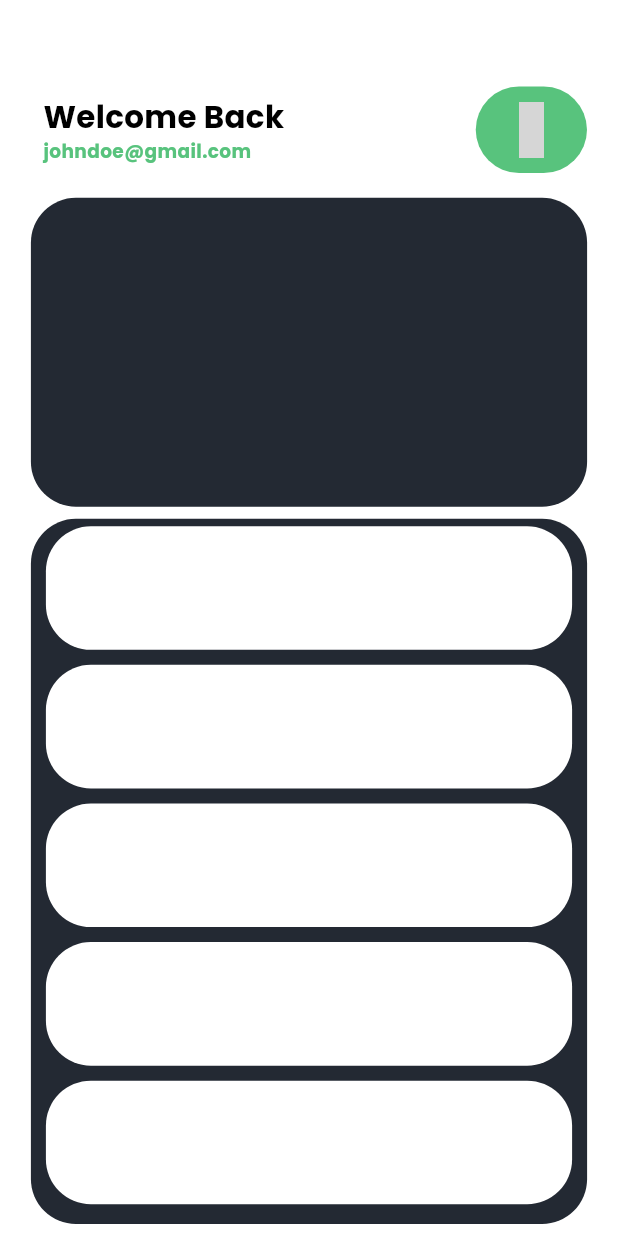
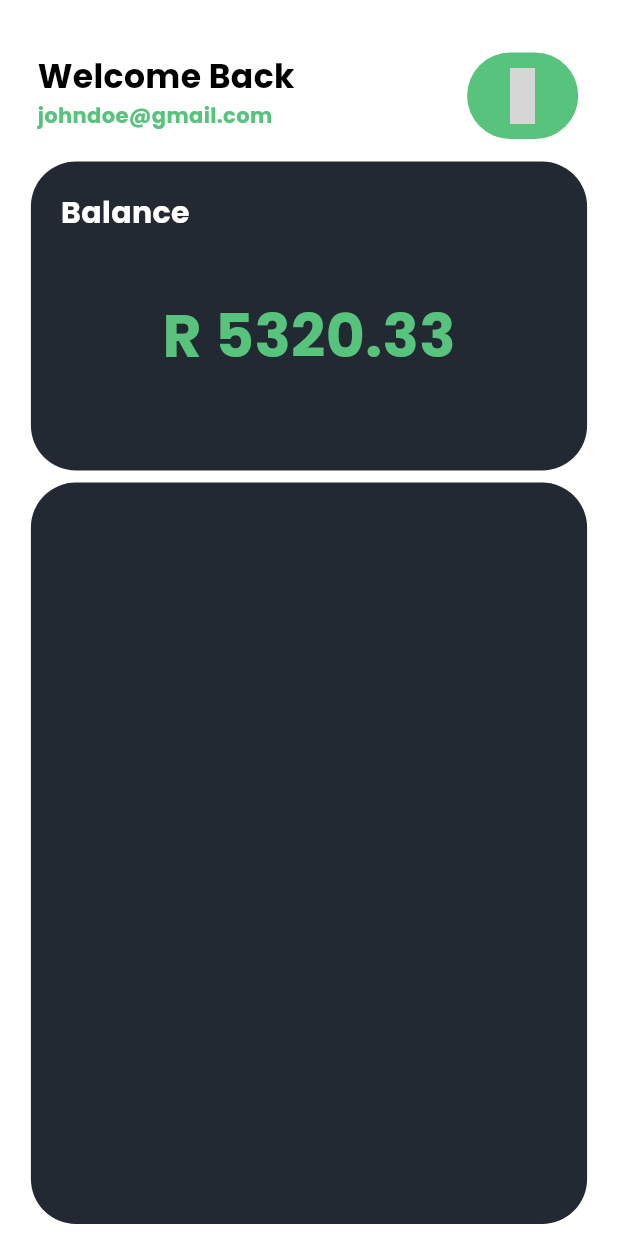
Before and after one commit to Tylikestocode/FinBro, a Flutter app: the HomePage widget shown alone on an empty page, opened directly, on a phone screen of 412 x 824 dp. Run offline on Flutter 3.47's test engine with Material 3 defaults, Android fonts, the light colour scheme and no system bars; our stand-ins replace google_fonts, icons_plus, ionicons, unicons; missing offline and left inert: page_animation_transition; grey boxes are pictures that could not be loaded.

Commit message:
Icon Changes

```diff
--- /dev/null
+++ b/finbro/lib/components/main_components.dart
@@ -0,0 +1,50 @@
+// ignore_for_file: prefer_const_constructors
+
+import 'package:finbro/styles/color_scheme.dart';
+import 'package:flutter/material.dart';
+import 'package:google_fonts/google_fonts.dart';
+
+class BalanceCard extends StatefulWidget {
+  final double screenWidth;
+  final double screenHeight;
+
+  BalanceCard({Key? key, required this.screenWidth, required this.screenHeight})
+      : super(key: key);
+
+  @override
+  State<BalanceCard> createState() => _BalanceCardState();
+}
+
+class _BalanceCardState extends State<BalanceCard> {
+  @override
+  Widget build(BuildContext context) {
+    return Container(
+        width: widget.screenWidth * 0.9,
+        height: widget.screenHeight * 0.25,
+        decoration: BoxDecoration(
+            color: secondary, borderRadius: BorderRadius.circular(30)),
+        child: Column(crossAxisAlignment: CrossAxisAlignment.start, children: [
+          Padding(
+            padding: const EdgeInsets.all(20),
+            child: Text('Balance',
+                style: GoogleFonts.poppins(
+                    textStyle: TextStyle(
+                        color: Colors.white,
+                        fontWeight: FontWeight.bold,
+                        fontSize: 20))),
+          ),
+          Padding(
+            padding: const EdgeInsets.symmetric(vertical: 18),
+            child: Align(
+              alignment: Alignment.center,
+              child: Text('R 5320.33',
+                  style: GoogleFonts.poppins(
+                      textStyle: TextStyle(
+                          color: primary,
+                          fontWeight: FontWeight.bold,
+                          fontSize: 40))),
+            ),
+          )
+        ]));
+  }
+}
--- a/finbro/lib/pages/ai.dart
+++ b/finbro/lib/pages/ai.dart
@@ -1,4 +1,4 @@
-// ignore_for_file: prefer_const_constructors
+// ignore_for_file: prefer_const_constructors, unused_local_variable
 
 import 'package:finbro/styles/color_scheme.dart';
 import 'package:flutter/material.dart';
--- /dev/null
+++ b/finbro/lib/pages/balance.dart
@@ -0,0 +1,21 @@
+// ignore_for_file: prefer_const_constructors
+
+import 'package:finbro/styles/color_scheme.dart';
+import 'package:flutter/material.dart';
+
+class BalancePage extends StatefulWidget {
+  const BalancePage({super.key});
+
+  @override
+  State<BalancePage> createState() => _BalancePage();
+}
+
+class _BalancePage extends State<BalancePage> {
+  @override
+  Widget build(BuildContext context) {
+    return Scaffold(
+      backgroundColor: third,
+      body: Center(child: Text('Balance Page')),
+    );
+  }
+}
--- a/finbro/lib/pages/home_page.dart
+++ b/finbro/lib/pages/home_page.dart
@@ -1,10 +1,12 @@
 // ignore_for_file: prefer_const_constructors
 
-import 'package:finbro/components/list_view_components.dart';
+import 'package:finbro/components/main_components.dart';
+import 'package:finbro/pages/balance.dart';
 import 'package:finbro/pages/profile.dart';
 import 'package:finbro/styles/color_scheme.dart';
 import 'package:flutter/material.dart';
 import 'package:google_fonts/google_fonts.dart';
+import 'package:page_animation_transition/animations/fade_animation_transition.dart';
 import 'package:page_animation_transition/animations/right_to_left_transition.dart';
 import 'package:page_animation_transition/page_animation_transition.dart';
 import 'package:unicons/unicons.dart';
@@ -26,12 +28,11 @@ class _HomePageState extends State<HomePage> {
       height: screenHeight,
       color: third,
       child: Column(children: [
-        SizedBox(height: screenHeight * 0.05),
+        SizedBox(height: 15),
         // Welcome Back Text and Profile Icon
         Padding(
-          padding: EdgeInsets.symmetric(vertical: screenWidth * 0.02),
+          padding: const EdgeInsets.symmetric(horizontal: 25, vertical: 5),
           child: Row(children: [
-            SizedBox(width: screenWidth * 0.07),
             Column(
               crossAxisAlignment: CrossAxisAlignment.start,
               children: [
@@ -40,18 +41,17 @@ class _HomePageState extends State<HomePage> {
                         textStyle: TextStyle(
                             color: Colors.black,
                             fontWeight: FontWeight.bold,
-                            fontSize: screenWidth * 0.05))),
+                            fontSize: 22))),
                 Text("johndoe@gmail.com",
                     style: GoogleFonts.poppins(
                         textStyle: TextStyle(
                             color: primary,
                             fontWeight: FontWeight.bold,
-                            fontSize: screenWidth * 0.03))),
+                            fontSize: 14))),
               ],
             ),
-            SizedBox(width: screenWidth * 0.31),
             Padding(
-              padding: EdgeInsets.symmetric(vertical: screenWidth * 0.02),
+              padding: const EdgeInsets.symmetric(vertical: 10),
               child: GestureDetector(
                 onTap: () {
                   Navigator.push(
@@ -60,6 +60,8 @@ class _HomePageState extends State<HomePage> {
                           page: ProfilePage(),
                           pageAnimationType: RightToLeftTransition()));
                 },
+                child: Padding(
+                  padding: const EdgeInsets.only(left: 115, top: 5),
                   child: Container(
                       width: screenWidth * 0.18,
                       height: screenHeight * 0.07,
@@ -71,36 +73,30 @@ class _HomePageState extends State<HomePage> {
                               size: screenWidth * 0.09))),
                 ),
               ),
-            SizedBox(width: screenWidth * 0.05)
+            ),
           ]),
         ),
         // Balance Card
-        Container(
-            width: screenWidth * 0.9,
-            height: screenHeight * 0.25,
-            decoration: BoxDecoration(
-                color: secondary, borderRadius: BorderRadius.circular(30))),
+        GestureDetector(
+            onTap: () {
+              Navigator.push(
+                  context,
+                  PageAnimationTransition(
+                      page: BalancePage(),
+                      pageAnimationType: FadeAnimationTransition()));
+            },
+            child: BalanceCard(
+                screenWidth: screenWidth, screenHeight: screenHeight)),
         // Recent Expenses
         Expanded(
           child: Padding(
-            padding: const EdgeInsets.all(8.0),
+            padding: const EdgeInsets.all(8),
             child: Container(
               width: screenWidth * 0.9,
               height: screenHeight * 0.4,
               decoration: BoxDecoration(
                   color: secondary, borderRadius: BorderRadius.circular(30)),
-              child: ListView(children: [
-                FinBroListViewItem(
-                    screenWidth: screenWidth, screenHeight: screenHeight),
-                FinBroListViewItem(
-                    screenWidth: screenWidth, screenHeight: screenHeight),
-                FinBroListViewItem(
-                    screenWidth: screenWidth, screenHeight: screenHeight),
-                FinBroListViewItem(
-                    screenWidth: screenWidth, screenHeight: screenHeight),
-                FinBroListViewItem(
-                    screenWidth: screenWidth, screenHeight: screenHeight),
-              ]),
+              child: ListView(children: []),
             ),
           ),
         )
--- a/finbro/lib/pages/page_router.dart
+++ b/finbro/lib/pages/page_router.dart
@@ -7,7 +7,7 @@ import 'package:finbro/styles/color_scheme.dart';
 import 'package:flutter/material.dart';
 import 'package:page_animation_transition/animations/right_to_left_transition.dart';
 import 'package:page_animation_transition/page_animation_transition.dart';
-import 'package:unicons/unicons.dart';
+import 'package:ionicons/ionicons.dart';
 
 class PageRouter extends StatefulWidget {
   const PageRouter({super.key});
@@ -62,7 +62,7 @@ class _PageRouter extends State<PageRouter> {
                                 color: secondary,
                                 borderRadius: BorderRadius.circular(30)),
                             child: Center(
-                                child: Icon(UniconsLine.home,
+                                child: Icon(Ionicons.home,
                                     size: screenWidth * 0.08,
                                     color: homePressed ? primary : iconColor)),
                           ),
@@ -88,7 +88,7 @@ class _PageRouter extends State<PageRouter> {
                                 color: secondary,
                                 borderRadius: BorderRadius.circular(15)),
                             child: Center(
-                                child: Icon(UniconsLine.graph_bar,
+                                child: Icon(Ionicons.analytics,
                                     size: screenWidth * 0.08,
                                     color: analyticsPressed
                                         ? primary
@@ -128,7 +128,7 @@ class _PageRouter extends State<PageRouter> {
                                 color: secondary,
                                 borderRadius: BorderRadius.circular(15)),
                             child: Center(
-                                child: Icon(UniconsLine.robot,
+                                child: Icon(Ionicons.chatbox,
                                     size: screenWidth * 0.08,
                                     color: iconColor)),
                           ),
--- a/finbro/pubspec.yaml
+++ b/finbro/pubspec.yaml
@@ -14,6 +14,7 @@ dependencies:
   unicons: ^2.1.2
   page_animation_transition:
   http: ^1.2.1
+  ionicons: ^0.2.2
 
 
 
```
Also changed, not shown: finbro/pubspec.lock. Lines whose indentation alone changed are shown as unchanged.
